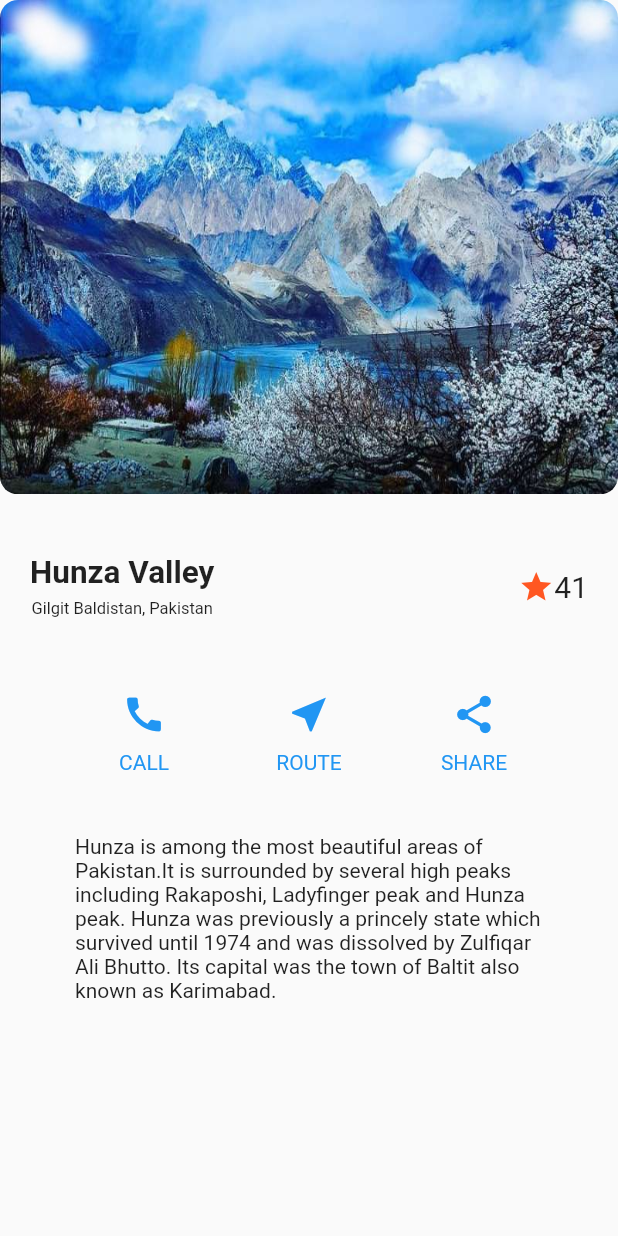
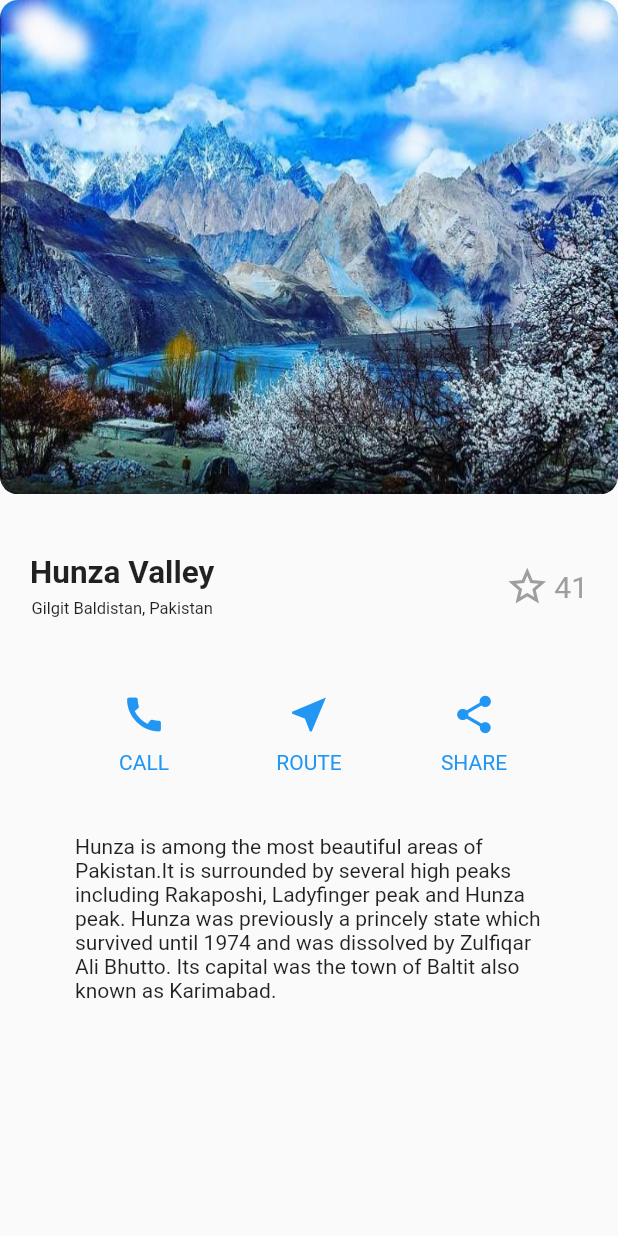
Before and after one commit to MoosaBukhari/fluttertask, a Flutter app: the screen it shows after launch, on a phone screen of 412 x 824 dp. Run offline on Flutter 3.47's test engine with Material 2 defaults, Android fonts, the phone set to English and light mode, and no system bars; drawn by our look-alikes of like_button; Roboto replaces fonts that are missing (STIX_Two_Text).

Commit message:
Added animation library

```diff
--- /dev/null
+++ b/lib/like_button.dart
@@ -0,0 +1,40 @@
+import 'package:flutter/material.dart';
+import 'package:like_button/like_button.dart';
+class LikeButtonWidget extends StatefulWidget {
+  const LikeButtonWidget({Key? key}) : super(key: key);
+
+  @override
+  _LikeButtonWidgetState createState() => _LikeButtonWidgetState();
+}
+class _LikeButtonWidgetState extends State<LikeButtonWidget> {
+  bool isLiked = false;
+  int Count = 41;
+  @override
+  Widget build(BuildContext context) {
+    final double size = 30;
+    return Row(
+      children: [
+        LikeButton(
+      size: size,
+      isLiked: isLiked,
+      likeCount: Count,
+      likeBuilder: (isLiked){
+        return Icon(
+          isLiked == false ? Icons.star_border : Icons.star,
+          color: isLiked?
+          Colors.orange :Colors.grey, size: size,);
+      },
+    countBuilder: (count, isLiked, text){
+        final color = isLiked? Colors.orange : Colors.grey;
+      return Text(
+        text,
+        style: TextStyle(
+          color: color,
+          fontSize: 20,
+        ),
+      );
+  },
+    ),],
+    );
+  }
+}
--- a/lib/main.dart
+++ b/lib/main.dart
@@ -1,7 +1,5 @@
-import 'dart:ui';
-
 import 'package:flutter/material.dart';
-
+import 'package:fluttertask1/like_button.dart';
 void main() {
   runApp(MyApp());
 
@@ -15,7 +13,6 @@ class MyApp extends StatelessWidget {
     );
   }
 }
-
 class MyHomePage extends StatefulWidget {
   @override
   _MyHomePageState createState() => _MyHomePageState();
@@ -63,20 +60,21 @@ class _MyHomePageState extends State<MyHomePage> {
                         ),
                     ],
                   ),
-                  Row(
-                    children: [
-                      Icon(
-                        Icons.star_outlined,
-                        color: Colors.deepOrange,
-                      ),
-                      Text(
-                        '41',
-                      style: TextStyle(
-                        fontSize: 20,
-                      ),
-                      ),
-                    ],
-                  ),
+                  // Row(
+                  //   children: [
+                  //     Icon(
+                  //       Icons.star_outlined,
+                  //       color: Colors.deepOrange,
+                  //     ),
+                  //     Text(
+                  //       '41',
+                  //     style: TextStyle(
+                  //       fontSize: 20,
+                  //     ),
+                  //     ),
+                  //   ],
+                  // ),
+                  LikeButtonWidget(),
                 ],
               ),
             ),
--- a/pubspec.yaml
+++ b/pubspec.yaml
@@ -23,11 +23,8 @@ environment:
 dependencies:
   flutter:
     sdk: flutter
-
-
-  # The following adds the Cupertino Icons font to your application.
-  # Use with the CupertinoIcons class for iOS style icons.
   cupertino_icons: ^1.0.2
+  like_button: ^2.0.2
 
 dev_dependencies:
   flutter_test:
```
Also changed, not shown: pubspec.lock.
